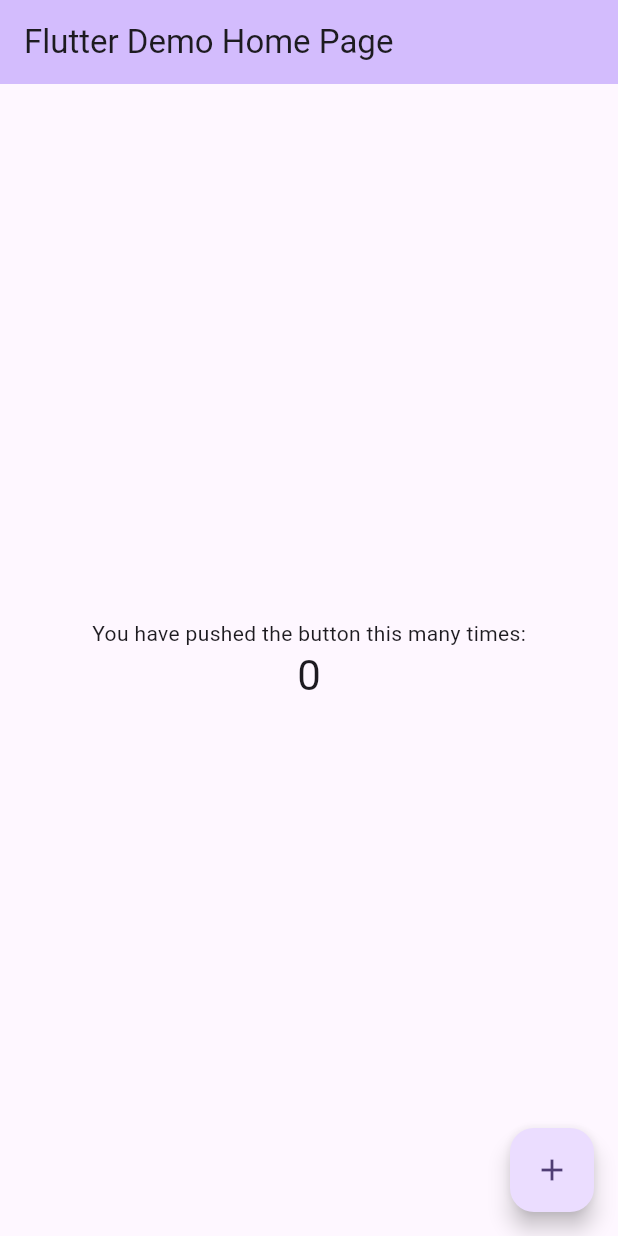
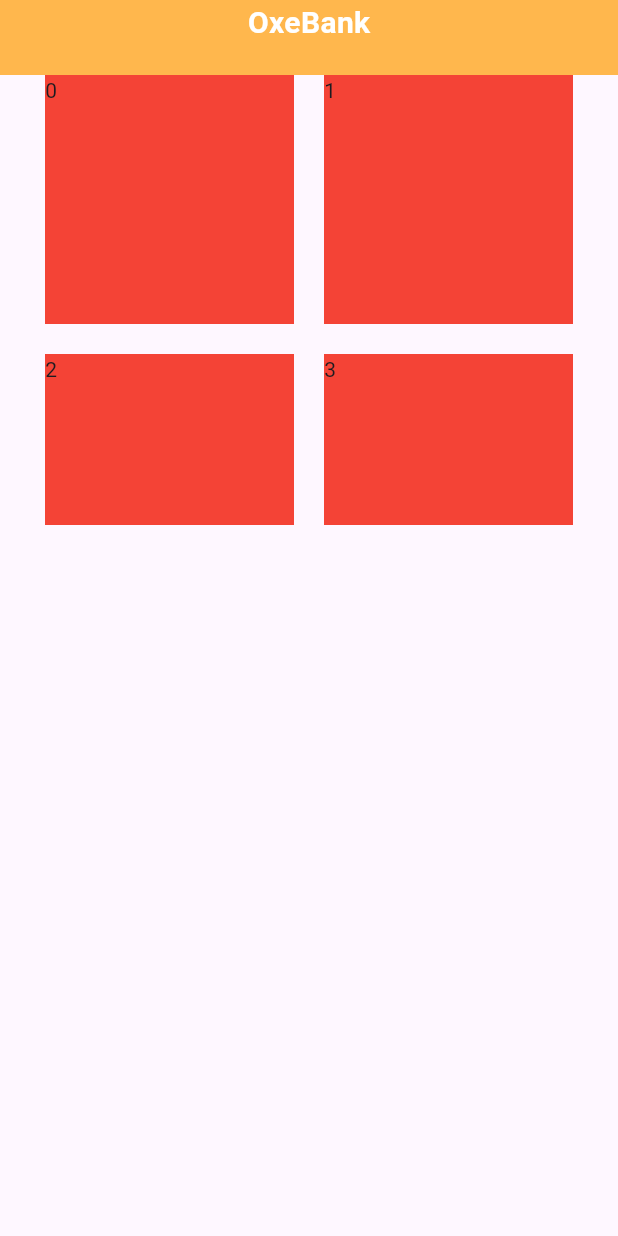
Before and after one commit to vsosmonteiro/oxebank, a Flutter app: the screen it shows after launch, on a phone screen of 412 x 824 dp. Run offline on Flutter 3.47's test engine with Material 3 defaults, Android fonts, the light colour scheme and no system bars.

Commit message:
initial home

```diff
--- /dev/null
+++ b/lib/core/widgets/oxe_app_bar.dart
@@ -0,0 +1,25 @@
+import 'package:flutter/material.dart';
+
+class OxeAppBar extends StatelessWidget implements PreferredSizeWidget {
+  const OxeAppBar({super.key});
+
+  @override
+  Widget build(BuildContext context) {
+    return Container(
+      alignment: Alignment.bottomCenter,
+      padding: const EdgeInsets.only(bottom: 20),
+      decoration: BoxDecoration(color: Colors.orange.shade300),
+      child: const Text(
+        'OxeBank',
+        style: TextStyle(
+          color: Colors.white,
+          fontSize: 20,
+          fontWeight: FontWeight.w600,
+        ),
+      ),
+    );
+  }
+
+  @override
+  Size get preferredSize => const Size.fromHeight(50);
+}
--- /dev/null
+++ b/lib/home/presentation/home_page.dart
@@ -0,0 +1,40 @@
+import 'package:flutter/material.dart';
+import 'package:oxebank/core/widgets/oxe_app_bar.dart';
+
+class HomePage extends StatelessWidget {
+  const HomePage({super.key});
+
+  @override
+  Widget build(BuildContext context) {
+    return Scaffold(
+      appBar: const OxeAppBar(),
+      body: Padding(
+        padding: const EdgeInsets.symmetric(horizontal: 30),
+        child: Column(
+          mainAxisSize: MainAxisSize.min,
+          children: [
+            SizedBox(
+              height: 300,
+              child: GridView.builder(
+                  itemCount: 4,
+                  gridDelegate: const SliverGridDelegateWithFixedCrossAxisCount(
+                    crossAxisCount: 2,
+                    mainAxisSpacing: 20.0,
+                    crossAxisSpacing: 20.0,
+                  ),
+                  itemBuilder: (ctx, index) {
+                    return Container(
+                      height: 50,
+                      color: Colors.red,
+                      child: Text(
+                        index.toString(),
+                      ),
+                    );
+                  }),
+            )
+          ],
+        ),
+      ),
+    );
+  }
+}
--- a/lib/main.dart
+++ b/lib/main.dart
@@ -1,4 +1,5 @@
 import 'package:flutter/material.dart';
+import 'package:oxebank/home/presentation/home_page.dart';
 
 void main() {
   runApp(const MyApp());
@@ -10,116 +11,8 @@ class MyApp extends StatelessWidget {
   // This widget is the root of your application.
   @override
   Widget build(BuildContext context) {
-    return MaterialApp(
-      title: 'Flutter Demo',
-      theme: ThemeData(
-        // This is the theme of your application.
-        //
-        // TRY THIS: Try running your application with "flutter run". You'll see
-        // the application has a blue toolbar. Then, without quitting the app,
-        // try changing the seedColor in the colorScheme below to Colors.green
-        // and then invoke "hot reload" (save your changes or press the "hot
-        // reload" button in a Flutter-supported IDE, or press "r" if you used
-        // the command line to start the app).
-        //
-        // Notice that the counter didn't reset back to zero; the application
-        // state is not lost during the reload. To reset the state, use hot
-        // restart instead.
-        //
-        // This works for code too, not just values: Most code changes can be
-        // tested with just a hot reload.
-        colorScheme: ColorScheme.fromSeed(seedColor: Colors.deepPurple),
-        useMaterial3: true,
-      ),
-      home: const MyHomePage(title: 'Flutter Demo Home Page'),
+    return const MaterialApp(
+      home: HomePage(),
     );
   }
 }
-
-class MyHomePage extends StatefulWidget {
-  const MyHomePage({super.key, required this.title});
-
-  // This widget is the home page of your application. It is stateful, meaning
-  // that it has a State object (defined below) that contains fields that affect
-  // how it looks.
-
-  // This class is the configuration for the state. It holds the values (in this
-  // case the title) provided by the parent (in this case the App widget) and
-  // used by the build method of the State. Fields in a Widget subclass are
-  // always marked "final".
-
-  final String title;
-
-  @override
-  State<MyHomePage> createState() => _MyHomePageState();
-}
-
-class _MyHomePageState extends State<MyHomePage> {
-  int _counter = 0;
-
-  void _incrementCounter() {
-    setState(() {
-      // This call to setState tells the Flutter framework that something has
-      // changed in this State, which causes it to rerun the build method below
-      // so that the display can reflect the updated values. If we changed
-      // _counter without calling setState(), then the build method would not be
-      // called again, and so nothing would appear to happen.
-      _counter++;
-    });
-  }
-
-  @override
-  Widget build(BuildContext context) {
-    // This method is rerun every time setState is called, for instance as done
-    // by the _incrementCounter method above.
-    //
-    // The Flutter framework has been optimized to make rerunning build methods
-    // fast, so that you can just rebuild anything that needs updating rather
-    // than having to individually change instances of widgets.
-    return Scaffold(
-      appBar: AppBar(
-        // TRY THIS: Try changing the color here to a specific color (to
-        // Colors.amber, perhaps?) and trigger a hot reload to see the AppBar
-        // change color while the other colors stay the same.
-        backgroundColor: Theme.of(context).colorScheme.inversePrimary,
-        // Here we take the value from the MyHomePage object that was created by
-        // the App.build method, and use it to set our appbar title.
-        title: Text(widget.title),
-      ),
-      body: Center(
-        // Center is a layout widget. It takes a single child and positions it
-        // in the middle of the parent.
-        child: Column(
-          // Column is also a layout widget. It takes a list of children and
-          // arranges them vertically. By default, it sizes itself to fit its
-          // children horizontally, and tries to be as tall as its parent.
-          //
-          // Column has various properties to control how it sizes itself and
-          // how it positions its children. Here we use mainAxisAlignment to
-          // center the children vertically; the main axis here is the vertical
-          // axis because Columns are vertical (the cross axis would be
-          // horizontal).
-          //
-          // TRY THIS: Invoke "debug painting" (choose the "Toggle Debug Paint"
-          // action in the IDE, or press "p" in the console), to see the
-          // wireframe for each widget.
-          mainAxisAlignment: MainAxisAlignment.center,
-          children: <Widget>[
-            const Text(
-              'You have pushed the button this many times:',
-            ),
-            Text(
-              '$_counter',
-              style: Theme.of(context).textTheme.headlineMedium,
-            ),
-          ],
-        ),
-      ),
-      floatingActionButton: FloatingActionButton(
-        onPressed: _incrementCounter,
-        tooltip: 'Increment',
-        child: const Icon(Icons.add),
-      ), // This trailing comma makes auto-formatting nicer for build methods.
-    );
-  }
-}
```
